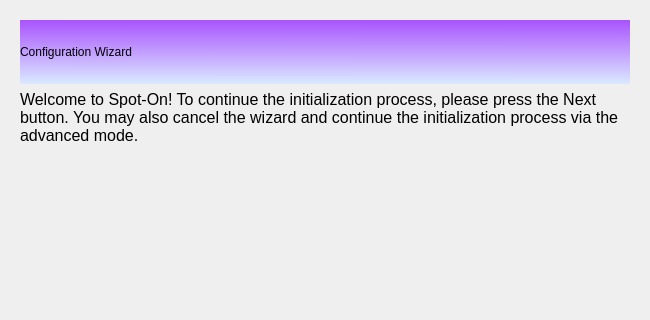
First picture: the form in branches/trunk/UI/spot-on-wizard.ui, repository textbrowser/spot-on, before the edit; both pictures show x 0 to 650 and y 0 to 320 of the 650 by 500 pixel window.
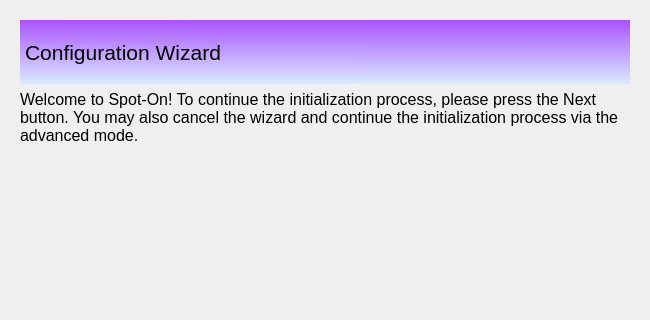
Second picture: the form after the edit. Icons and pictures are not drawn.

Commit message: Wizards be here.

Diff of the .ui file:
```diff
--- a/branches/trunk/UI/spot-on-wizard.ui
+++ b/branches/trunk/UI/spot-on-wizard.ui
@@ -35,12 +35,20 @@
              <height>64</height>
             </size>
            </property>
+           <property name="font">
+            <font>
+             <pointsize>16</pointsize>
+            </font>
+           </property>
            <property name="styleSheet">
             <string notr="true">background-color: qlineargradient(spread:reflect, x1:0.023, y1:0.988636, x2:0.028, y2:0.011, stop:0 rgba(218, 232, 255, 255), stop:1 rgba(170, 85, 255, 255));</string>
            </property>
            <property name="text">
             <string>Configuration Wizard</string>
            </property>
+           <property name="indent">
+            <number>5</number>
+           </property>
           </widget>
          </item>
         </layout>
```
Left out of the diff: 57 changed lines with no effect on the pictures. The commit also changes 1 other file.
